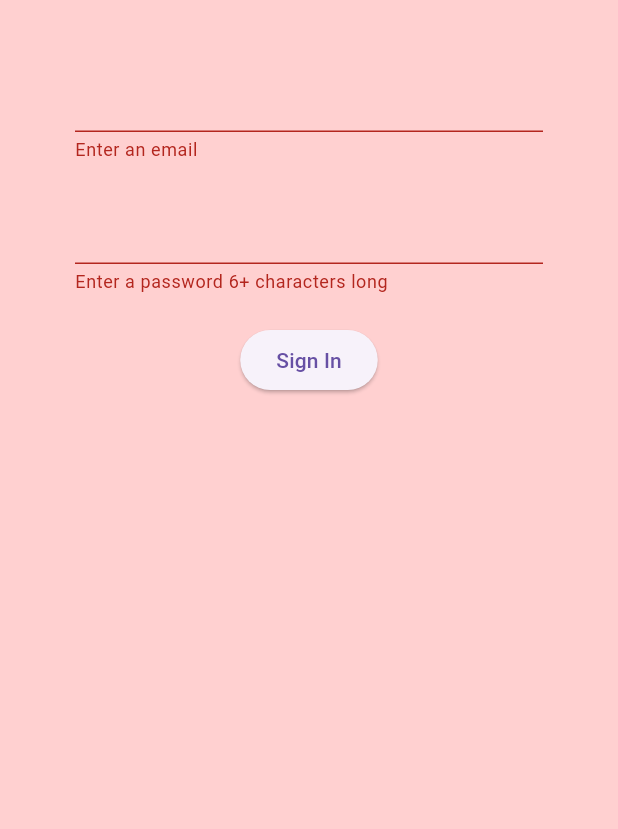
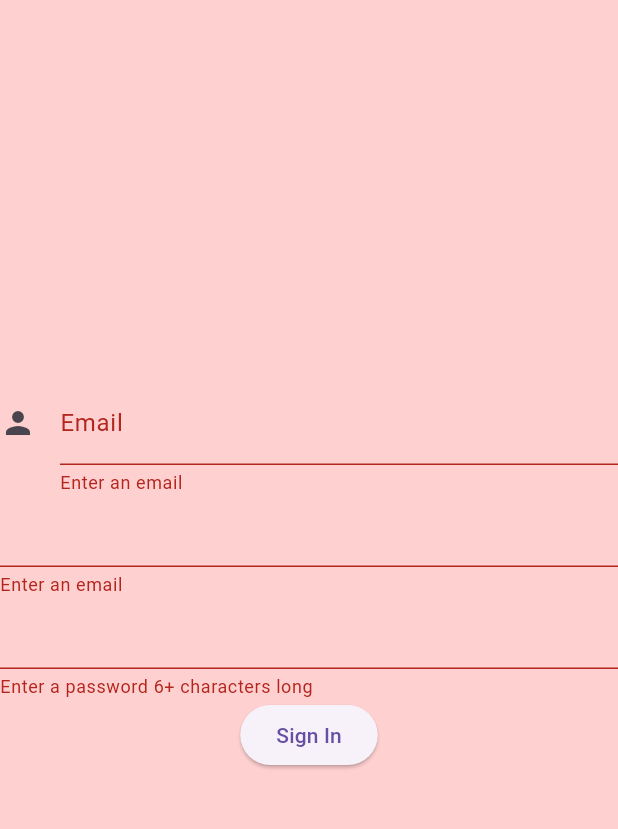
Before and after one commit to Zer0-01/Flutter-Recipe-Shot, a Flutter app: the screen it shows after launch, after a tap on "Sign In", on a phone screen of 412 x 824 dp, the part 84-913 px from its top. Run offline on Flutter 3.47's test engine with Material 3 defaults, Android fonts, the phone set to English and light mode, and no system bars; our stand-ins replace firebase_auth, firebase_core; accounts and stored records are empty.

Commit message:
refactor: create new directory architecture feat: add decoration for the textformfield

```diff
--- /dev/null
+++ b/lib/features/signIn/view/sign_in_view.dart
@@ -0,0 +1,90 @@
+import 'package:flutter/material.dart';
+import 'package:flutter_recipe_shot/constants/constants.dart';
+import 'package:flutter_recipe_shot/features/signIn/view/widget/text_form_field_widget.dart';
+import 'package:flutter_recipe_shot/features/signIn/viewModel/sign_in_view_model.dart';
+import 'package:flutter_recipe_shot/services/auth_service.dart';
+
+class SignInView extends StatefulWidget {
+  final Function toggleView;
+  const SignInView({super.key, required this.toggleView});
+
+  @override
+  State<SignInView> createState() => _SignInViewState();
+}
+
+class _SignInViewState extends State<SignInView> {
+  final SignInViewModel vm = SignInViewModel();
+  final AuthService _authService = AuthService();
+  final _formKey = GlobalKey<FormState>();
+  String error = '';
+  String email = '';
+  String password = '';
+  @override
+  Widget build(BuildContext context) {
+    return Scaffold(
+      backgroundColor: secondary,
+      appBar: AppBar(
+        backgroundColor: primary,
+        title: Text(
+          'Sign In to Recipe Shot',
+          style: TextStyle(color: text),
+        ),
+        actions: [
+          TextButton.icon(
+            onPressed: () {
+              widget.toggleView();
+            },
+            label: Text('Sign Up'),
+            icon: Icon(Icons.person),
+          )
+        ],
+      ),
+      body: Form(
+        key: _formKey,
+        child: Column(
+          mainAxisAlignment: MainAxisAlignment.center,
+          children: [
+            TextFormFieldWidget(
+              inputController: vm.emailController,
+              icon: Icon(Icons.person),
+              labelText: 'Email',
+              validator: (value) => value!.isEmpty ? 'Enter an email' : null,
+            ),
+            TextFormField(
+              validator: (value) => value!.isEmpty ? 'Enter an email' : null,
+              onChanged: (value) {
+                setState(() {
+                  email = value;
+                });
+              },
+            ),
+            TextFormField(
+              validator: (value) => value!.length < 6
+                  ? "Enter a password 6+ characters long"
+                  : null,
+              obscureText: true,
+              onChanged: (value) {
+                setState(() {
+                  password = value;
+                });
+              },
+            ),
+            ElevatedButton(
+              onPressed: () async {
+                if (_formKey.currentState!.validate()) {
+                  dynamic result = await _authService.signIn(email, password);
+                  if (result == null) {
+                    setState(() {
+                      error = 'Could not sign in with the credentials';
+                    });
+                  }
+                }
+              },
+              child: Text('Sign In'),
+            ),
+          ],
+        ),
+      ),
+    );
+  }
+}
--- /dev/null
+++ b/lib/features/signIn/view/widget/text_form_field_widget.dart
@@ -0,0 +1,29 @@
+import 'package:flutter/material.dart';
+
+class TextFormFieldWidget extends StatelessWidget {
+  final TextEditingController inputController;
+  final Widget icon;
+  final String labelText;
+  final String? Function(String?)? validator;
+  const TextFormFieldWidget(
+      {super.key,
+      required this.inputController,
+      required this.icon,
+      required this.labelText,
+      this.validator});
+
+  @override
+  Widget build(BuildContext context) {
+    return TextFormField(
+      decoration: InputDecoration(
+        icon: icon,
+        labelText: labelText,
+        enabledBorder: OutlineInputBorder(
+          borderSide: BorderSide(),
+        ),
+      ),
+      controller: inputController,
+      validator: validator,
+    );
+  }
+}
--- /dev/null
+++ b/lib/features/signIn/viewModel/sign_in_view_model.dart
@@ -0,0 +1,5 @@
+import 'package:flutter/material.dart';
+
+class SignInViewModel extends ChangeNotifier {
+  TextEditingController emailController = TextEditingController();
+}
--- a/lib/screens/authenticate/authenticate.dart
+++ b/lib/screens/authenticate/authenticate.dart
@@ -1,5 +1,5 @@
 import 'package:flutter/material.dart';
-import 'package:flutter_recipe_shot/screens/authenticate/sign_in.dart';
+import 'package:flutter_recipe_shot/features/signIn/view/sign_in_view.dart';
 import 'package:flutter_recipe_shot/screens/authenticate/sign_up.dart';
 
 class Authenticate extends StatefulWidget {
@@ -20,7 +20,7 @@ class _AuthenticateState extends State<Authenticate> {
   @override
   Widget build(BuildContext context) {
     if (showSignIn) {
-      return SignIn(
+      return SignInView(
         toggleView: toggleView,
       );
     } else {
--- a/lib/screens/authenticate/sign_in.dart
+++ /dev/null
@@ -1,92 +0,0 @@
-import 'package:flutter/material.dart';
-import 'package:flutter_recipe_shot/constants/constants.dart';
-import 'package:flutter_recipe_shot/services/auth_service.dart';
-
-class SignIn extends StatefulWidget {
-  final Function toggleView;
-  const SignIn({super.key, required this.toggleView});
-
-  @override
-  State<SignIn> createState() => _SignInState();
-}
-
-class _SignInState extends State<SignIn> {
-  final AuthService _authService = AuthService();
-  final _formKey = GlobalKey<FormState>();
-  String error = '';
-  String email = '';
-  String password = '';
-  @override
-  Widget build(BuildContext context) {
-    return Scaffold(
-      backgroundColor: secondary,
-      appBar: AppBar(
-        backgroundColor: primary,
-        title: Text(
-          'Sign In to Recipe Shot',
-          style: TextStyle(color: text),
-        ),
-        actions: [
-          TextButton.icon(
-            onPressed: () {
-              widget.toggleView();
-            },
-            label: Text('Sign Up'),
-            icon: Icon(Icons.person),
-          )
-        ],
-      ),
-      body: Container(
-        padding: const EdgeInsets.symmetric(vertical: 20.0, horizontal: 50.0),
-        child: Form(
-          key: _formKey,
-          child: Column(
-            children: [
-              SizedBox(
-                height: 20.0,
-              ),
-              TextFormField(
-                validator: (value) => value!.isEmpty ? 'Enter an email' : null,
-                onChanged: (value) {
-                  setState(() {
-                    email = value;
-                  });
-                },
-              ),
-              SizedBox(
-                height: 20.0,
-              ),
-              TextFormField(
-                validator: (value) => value!.length < 6
-                    ? "Enter a password 6+ characters long"
-                    : null,
-                obscureText: true,
-                onChanged: (value) {
-                  setState(() {
-                    password = value;
-                  });
-                },
-              ),
-              SizedBox(
-                height: 20.0,
-              ),
-              ElevatedButton(
-                onPressed: () async {
-                  if (_formKey.currentState!.validate()) {
-                    dynamic result = await _authService.signIn(email, password);
-                    if (result == null) {
-                      setState(() {
-                        error = 'Could not sign in with the credentials';
-                      });
-                    }
-                  }
-                },
-                child: Text('Sign In'),
-              ),
-            ],
-          ),
-        ),
-      ),
-    );
-  }
-}
```
